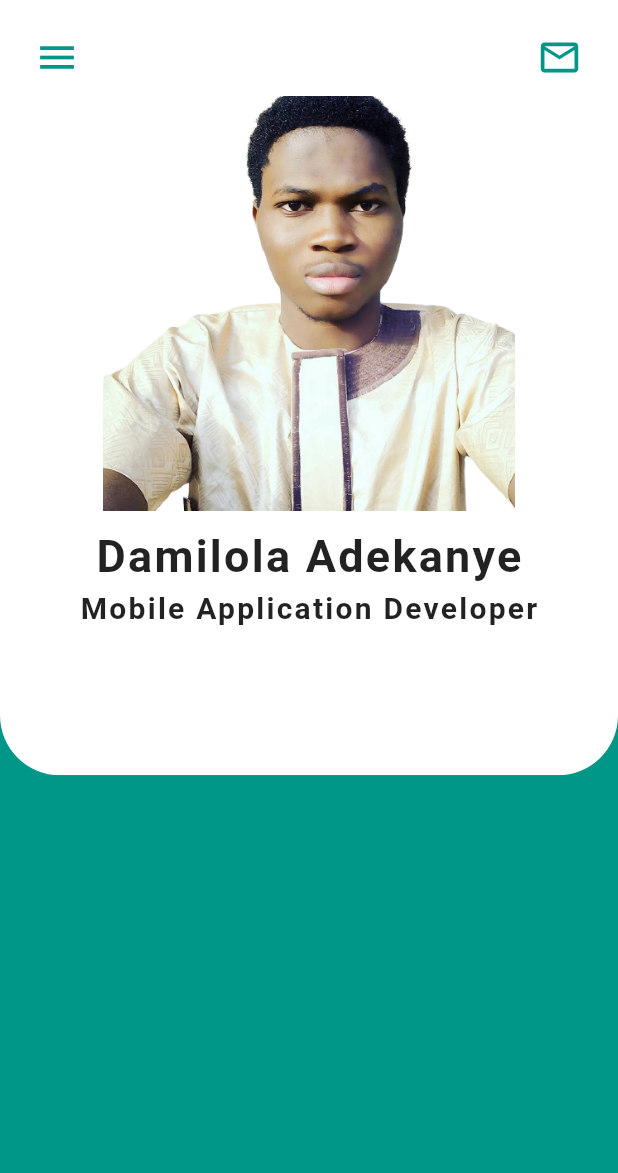
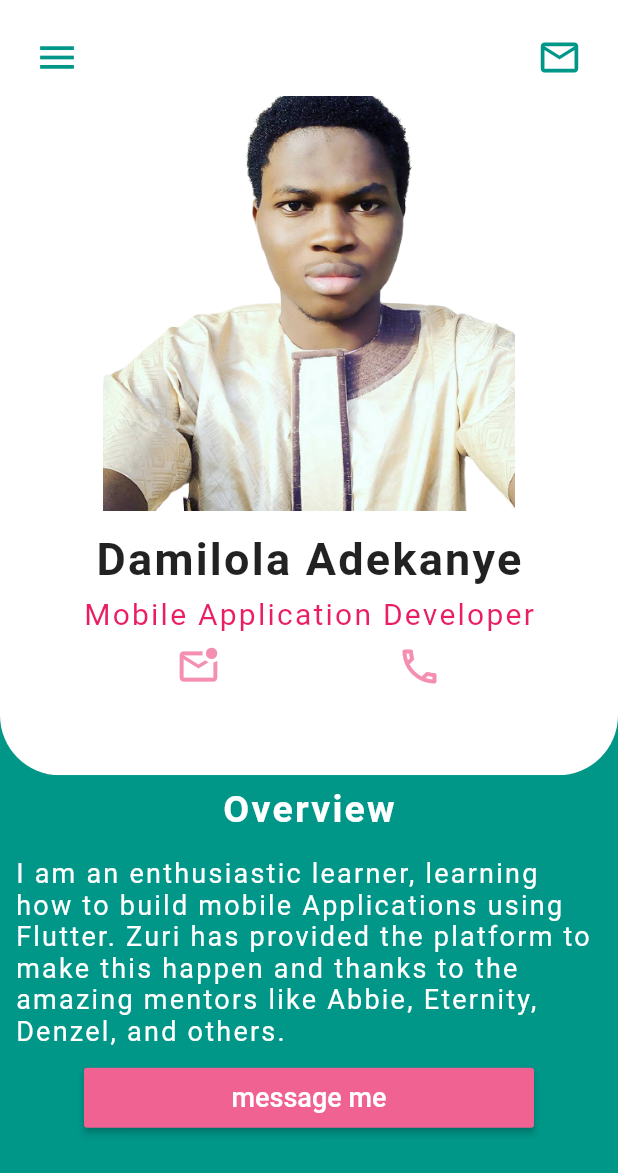
Before and after one commit to darmhey/portfolio, a Flutter app: the screen it shows after launch, on a phone screen of 412 x 824 dp. Shown: the top 1173 px of the screen. Run offline on Flutter 3.47's test engine with Material 2 defaults, Android fonts, the phone set to English and light mode, and no system bars.

Commit message:
portfolio app updated

```diff
--- a/lib/main.dart
+++ b/lib/main.dart
@@ -72,7 +72,7 @@ class MyApp extends StatelessWidget {
                                     image: AssetImage('assets/images/port.png'),
                                   ),
                                 ),
-                                SizedBox(height: 5),
+                                SizedBox(height: 7),
                                 Text(
                                   'Damilola Adekanye',
                                   style: TextStyle(
@@ -81,14 +81,35 @@ class MyApp extends StatelessWidget {
                                     letterSpacing: 1.5,
                                   ),
                                 ),
-                                SizedBox(height: 5),
+                                SizedBox(height: 7),
                                 Text(
                                   'Mobile Application Developer',
                                   style: TextStyle(
+                                    color: Colors.pink,
                                     fontSize: 20,
-                                    fontWeight: FontWeight.bold,
                                     letterSpacing: 1.5,
                                   ),
+                                ),
+                                SizedBox(height: 9),
+                                Row(
+                                  mainAxisAlignment:
+                                      MainAxisAlignment.spaceEvenly,
+                                  children: [
+                                    Container(
+                                      child: Icon(
+                                        Icons.mark_email_unread_outlined,
+                                        color: Colors.pink[200],
+                                        size: 30,
+                                      ),
+                                    ),
+                                    Container(
+                                      child: Icon(
+                                        Icons.call_outlined,
+                                        color: Colors.pink[200],
+                                        size: 30,
+                                      ),
+                                    ),
+                                  ],
                                 ),
                               ],
                             );
@@ -102,6 +123,52 @@ class MyApp extends StatelessWidget {
               Expanded(
                 flex: 4,
                 child: Container(
+                  child: Column(
+                    children: [
+                      Padding(
+                        padding: const EdgeInsets.all(8.0),
+                        child: Text(
+                          'Overview',
+                          style: TextStyle(
+                            color: Colors.white,
+                            fontWeight: FontWeight.bold,
+                            fontSize: 25,
+                            letterSpacing: 1.5,
+                          ),
+                        ),
+                      ),
+                      Padding(
+                        padding: const EdgeInsets.all(10.0),
+                        child: Center(
+                          child: Text(
+                            'I am an enthusiastic learner, learning how to '
+                            'build mobile Applications using Flutter. '
+                            'Zuri has provided the platform to make this happen and thanks to the amazing mentors like Abbie, Eternity, Denzel, and others.',
+                            style: TextStyle(
+                              color: Colors.white,
+                              fontSize: 18,
+                              letterSpacing: 1.5,
+                            ),
+                          ),
+                        ),
+                      ),
+                      ButtonTheme(
+                        minWidth: 300,
+                        height: 40,
+                        child: RaisedButton(
+                          child: Text(
+                            'message me',
+                            style: TextStyle(
+                              fontSize: 18,
+                            ),
+                          ),
+                          textColor: Colors.white,
+                          color: Colors.pink[300],
+                          onPressed: () {},
+                        ),
+                      ),
+                    ],
+                  ),
                   color: Colors.teal,
                 ),
               ),
```
